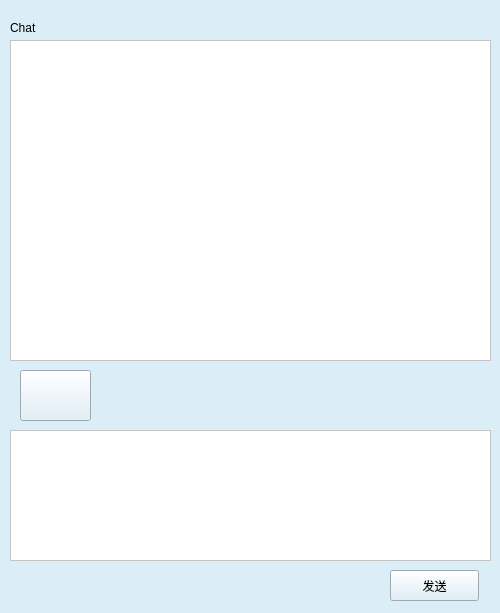
This is client/ui/chatwindow.ui in pechpo/What-s-up as Qt 5 draws it before an edit. The edited form follows.
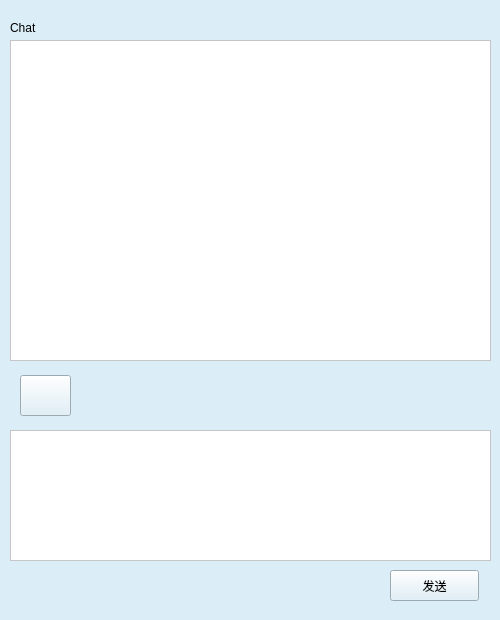
This is the edited form. Icons and pictures are not drawn.

```diff
--- a/client/ui/chatwindow.ui
+++ b/client/ui/chatwindow.ui
@@ -7,7 +7,7 @@
     <x>0</x>
     <y>0</y>
     <width>500</width>
-    <height>613</height>
+    <height>620</height>
    </rect>
   </property>
   <property name="windowTitle">
@@ -72,9 +72,9 @@
    <property name="geometry">
     <rect>
      <x>20</x>
-     <y>370</y>
-     <width>71</width>
-     <height>51</height>
+     <y>375</y>
+     <width>51</width>
+     <height>41</height>
     </rect>
    </property>
    <property name="styleSheet">
```
